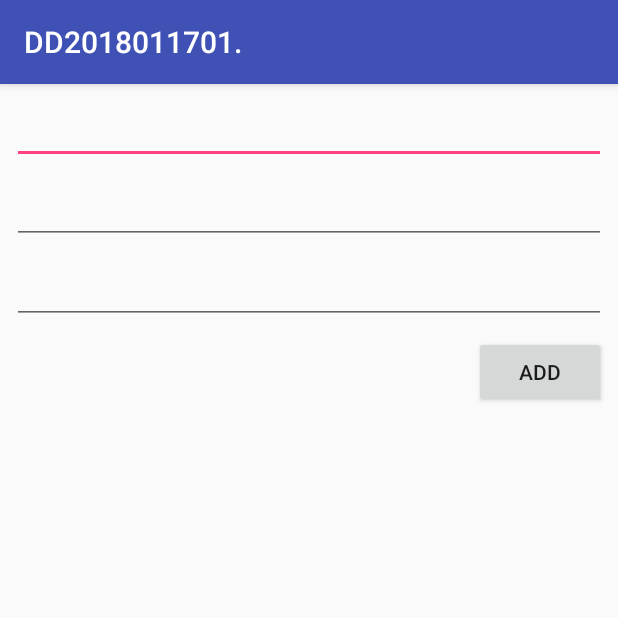
After one commit to Shaojung/DD2018011701, an Android app: the AddActivity screen opened directly, with no data from a screen before it, on a phone screen of 412 x 824 dp, the top half of it. The commit adds this screen. Run offline under Robolectric (Android 15) with nearby library versions, the phone set to English and light mode, and no system bars.

Commit message:
Add Data

```diff
--- a/app/src/main/AndroidManifest.xml
+++ b/app/src/main/AndroidManifest.xml
@@ -16,6 +16,7 @@
                 <category android:name="android.intent.category.LAUNCHER" />
             </intent-filter>
         </activity>
+        <activity android:name=".AddActivity"></activity>
     </application>
 
 </manifest>
--- /dev/null
+++ b/app/src/main/java/tw/com/pcschool/dd2018011701/AddActivity.java
@@ -0,0 +1,27 @@
+package tw.com.pcschool.dd2018011701;
+
+import android.support.v7.app.AppCompatActivity;
+import android.os.Bundle;
+import android.view.View;
+import android.widget.EditText;
+
+import tw.com.pcschool.dd2018011701.data.Student;
+
+public class AddActivity extends AppCompatActivity {
+
+    @Override
+    protected void onCreate(Bundle savedInstanceState) {
+        super.onCreate(savedInstanceState);
+        setContentView(R.layout.activity_add);
+    }
+    public void clickAdd(View v)
+    {
+        EditText ed1 = (EditText) findViewById(R.id.editText);
+        EditText ed2 = (EditText) findViewById(R.id.editText2);
+        EditText ed3 = (EditText) findViewById(R.id.editText3);
+        int id = Integer.valueOf(ed1.getText().toString());
+        String name = ed2.getText().toString();
+        int score = Integer.valueOf(ed3.getText().toString());
+        MainActivity.dao.add(new Student(id, name, score));
+    }
+}
--- /dev/null
+++ b/app/src/main/res/layout/activity_add.xml
@@ -0,0 +1,58 @@
+<?xml version="1.0" encoding="utf-8"?>
+<android.support.constraint.ConstraintLayout xmlns:android="http://schemas.android.com/apk/res/android"
+    xmlns:app="http://schemas.android.com/apk/res-auto"
+    xmlns:tools="http://schemas.android.com/tools"
+    android:layout_width="match_parent"
+    android:layout_height="match_parent"
+    tools:context="tw.com.pcschool.dd2018011701.AddActivity">
+
+    <EditText
+        android:id="@+id/editText"
+        android:layout_width="0dp"
+        android:layout_height="wrap_content"
+        android:layout_marginEnd="8dp"
+        android:layout_marginStart="8dp"
+        android:layout_marginTop="8dp"
+        android:ems="10"
+        android:inputType="number"
+        app:layout_constraintEnd_toEndOf="parent"
+        app:layout_constraintStart_toStartOf="parent"
+        app:layout_constraintTop_toTopOf="parent" />
+
+    <EditText
+        android:id="@+id/editText2"
+        android:layout_width="0dp"
+        android:layout_height="wrap_content"
+        android:layout_marginEnd="8dp"
+        android:layout_marginStart="8dp"
+        android:layout_marginTop="8dp"
+        android:ems="10"
+        android:inputType="textPersonName"
+        app:layout_constraintEnd_toEndOf="parent"
+        app:layout_constraintStart_toStartOf="parent"
+        app:layout_constraintTop_toBottomOf="@+id/editText" />
+
+    <EditText
+        android:id="@+id/editText3"
+        android:layout_width="0dp"
+        android:layout_height="wrap_content"
+        android:layout_marginEnd="8dp"
+        android:layout_marginStart="8dp"
+        android:layout_marginTop="8dp"
+        android:ems="10"
+        android:inputType="number"
+        app:layout_constraintEnd_toEndOf="parent"
+        app:layout_constraintStart_toStartOf="parent"
+        app:layout_constraintTop_toBottomOf="@+id/editText2" />
+
+    <Button
+        android:id="@+id/button"
+        android:layout_width="wrap_content"
+        android:layout_height="wrap_content"
+        android:layout_marginEnd="8dp"
+        android:layout_marginTop="8dp"
+        android:onClick="clickAdd"
+        android:text="Add"
+        app:layout_constraintEnd_toEndOf="parent"
+        app:layout_constraintTop_toBottomOf="@+id/editText3" />
+</android.support.constraint.ConstraintLayout>
```
Also changed, not shown: app/src/main/java/tw/com/pcschool/dd2018011701/MainActivity.java (+22 -1 lines), app/src/main/res/layout/activity_main.xml (+10 -7 lines), app/src/main/res/menu/main_menu.xml (added, +10 -0 lines).
